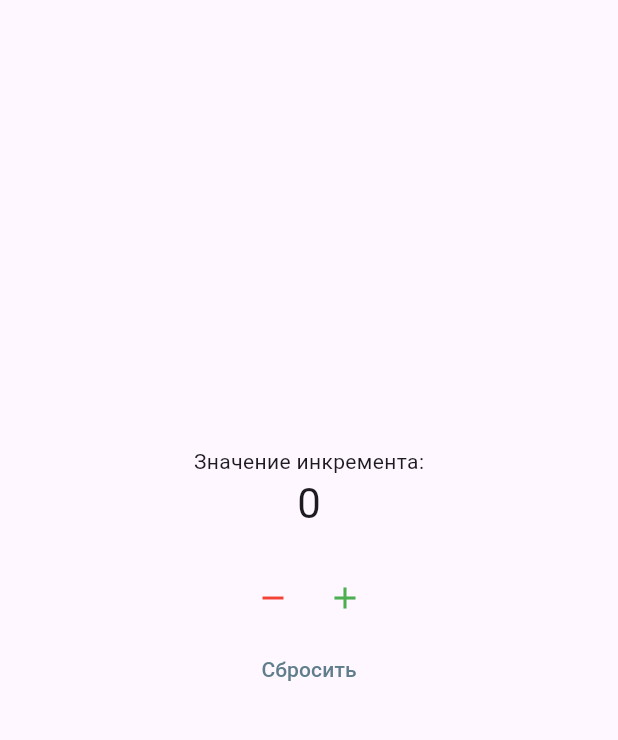
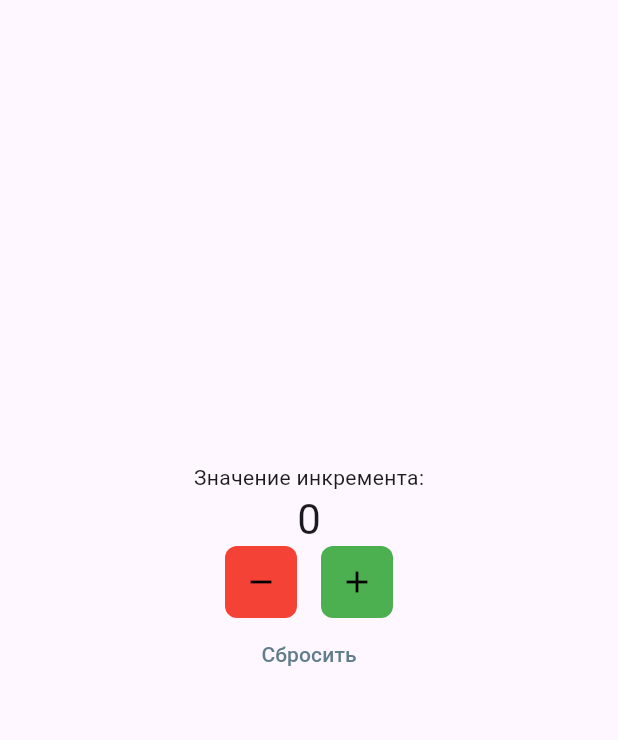
Before and after one commit to Pre-Mystdwyse/Miroshnichenko_IT2202, a Flutter app: the screen it shows after launch, on a phone screen of 412 x 824 dp, the part 84-824 px from its top. Run offline on Flutter 3.47's test engine with Material 3 defaults, Android fonts, the light colour scheme and no system bars.

Commit message:
будто бы финальная версия

```diff
--- a/laba3/laba3/lib/main.dart
+++ b/laba3/laba3/lib/main.dart
@@ -64,8 +64,11 @@ class _MyHomePageState extends State<MyHomePage> {
 
 void _decrementCounter() {
   setState(() {
-
-    _counter--;
+if (_counter>0){
+  _counter--;
+}
+else{
+}
   });
 }
 
@@ -122,12 +125,26 @@ void _decrementCounter() {
               '$_counter',
               style: Theme.of(context).textTheme.headlineMedium,
             ),
-            const SizedBox(height: 21),
+            const SizedBox(),
             Row(
               mainAxisAlignment: MainAxisAlignment.center,
               children: <Widget>[
-                IconButton(onPressed: _decrementCounter, icon: const Icon(Icons.remove), tooltip: "Уменьшить", color: Colors.red),
-                IconButton(onPressed: _incrementCounter, icon: Icon(Icons.add), tooltip: "Увеличить", color: Colors.green), //текст для проверочного коммита
+               InkWell(onTap: _decrementCounter, borderRadius: BorderRadius.circular(8),
+                child: Container(
+                  padding: EdgeInsets.all(12),
+                  decoration: BoxDecoration(color: Colors.red, borderRadius: BorderRadius.circular(8)),
+                  child: Icon(Icons.remove, color: Colors.black)
+                  ),
+              ),
+              SizedBox(width: 16),
+
+              InkWell(onTap: _incrementCounter, borderRadius: BorderRadius.circular(8),
+               child: Container(
+                padding: EdgeInsets.all(12),
+                decoration: BoxDecoration(color: Colors.green, borderRadius: BorderRadius.circular(8)),
+                child: Icon(Icons.add, color: Colors.black)
+                ),
+              ),
               ],
             ),
             TextButton(onPressed: _resetCounter, style: TextButton.styleFrom(foregroundColor: Colors.blueGrey), child: const Text('Сбросить')),
```
